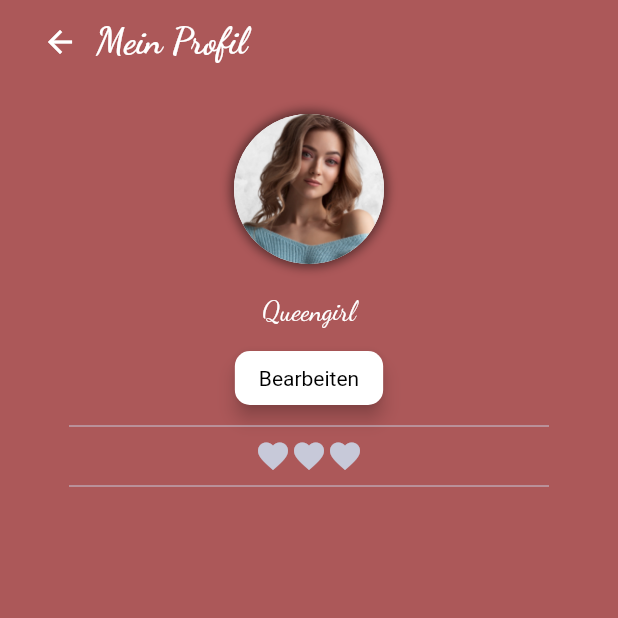
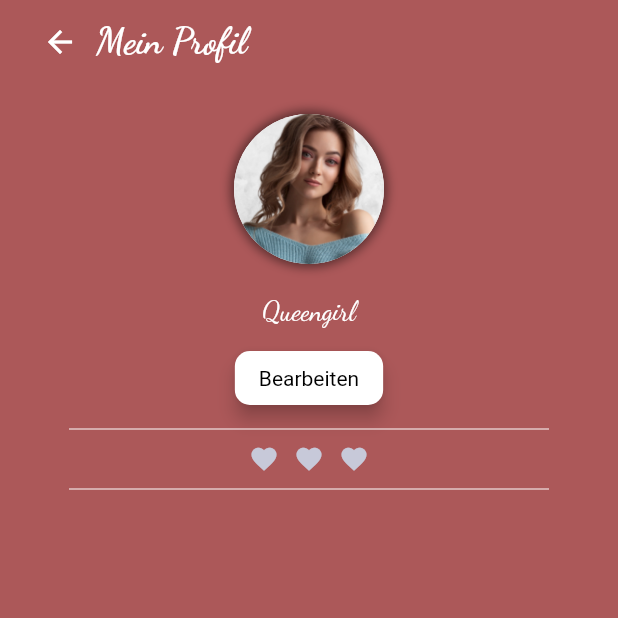
Before and after one commit to Queengirl1990/bookies_list, a Flutter app: the MyProfilPage screen opened directly, on a phone screen of 412 x 824 dp, the top half of it. Run offline on Flutter 3.47's test engine with Material 2 defaults, Android fonts, the phone set to English and light mode, and no system bars; our stand-ins replace curved_navigation_bar.

Commit message:
"favorite icon"

```diff
--- a/lib/profil.dart
+++ b/lib/profil.dart
@@ -36,7 +36,7 @@ class MyProfilPage extends StatelessWidget {
             IconButton(
               icon: Icon(Icons.arrow_back),
               onPressed: () {
-                // Aktion beim Drücken des Zurück-Icons
+                // Navigation
               },
             ),
             Text(
@@ -83,21 +83,25 @@ class MyProfilPage extends StatelessWidget {
               Container( //Container für die Linie
                 width: 320,
                 child: Divider(
-                  color: lightGray,
+                  color: Colors.white,
+                  height: 20,
                 ),
               ),
               Row(
                 mainAxisAlignment: MainAxisAlignment.center,
                 children: [
-                  Icon(Icons.favorite, size: 24, color: lightGray),
-                  Icon(Icons.favorite, size: 24, color: lightGray),
-                  Icon(Icons.favorite, size: 24, color: lightGray),
+                  Icon(Icons.favorite, size: 20, color: lightGray),
+                  SizedBox(width: 10),
+                  Icon(Icons.favorite, size: 20, color: lightGray),
+                  SizedBox(width: 10),
+                  Icon(Icons.favorite, size: 20, color: lightGray),
                 ],
               ),
               Container(
                 width: 320,
                 child: Divider(
-                  color: lightGray,
+                  color: Colors.white,
+                  height: 20,
                 ),
               ),
             ],
```
